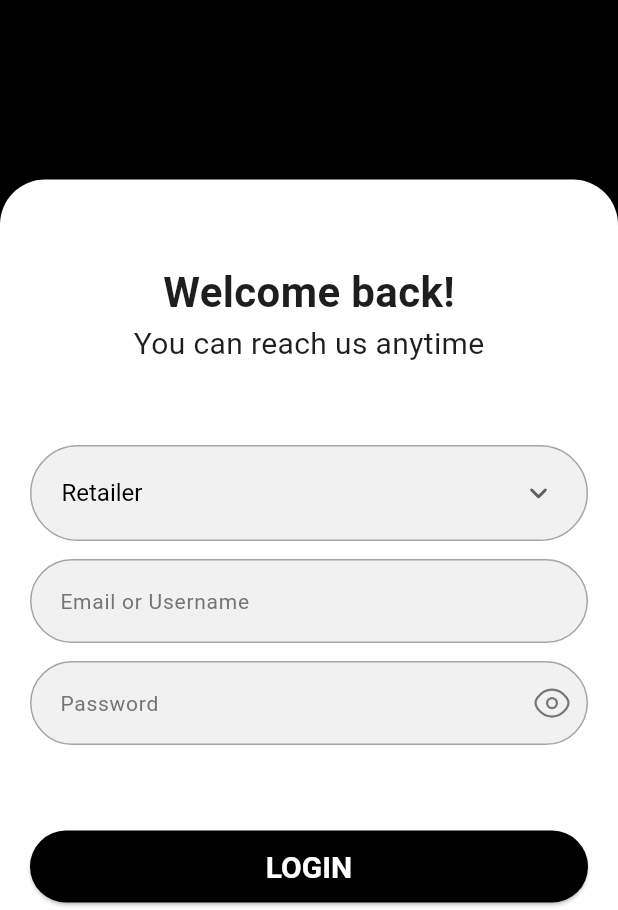
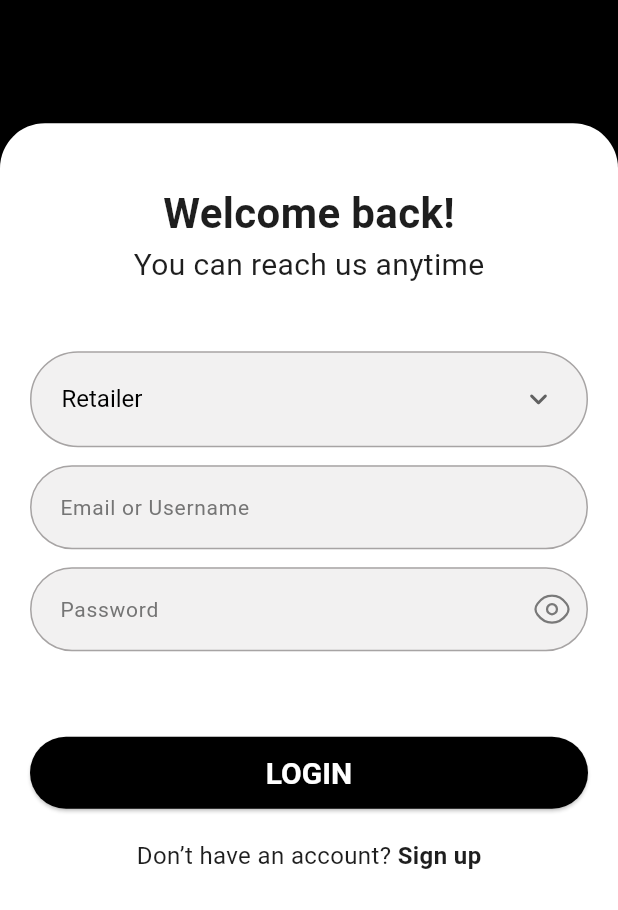
Before and after one commit to jayantaex/Excellis-Travel, a Flutter app: the screen it shows after launch, on a phone screen of 412 x 824 dp, the part 326-1236 px from its top. Run offline on Flutter 3.47's test engine with Material 3 defaults, Android fonts, the phone set to English and light mode, and no system bars; our stand-ins replace bloc, dio, equatable, flutter_bloc, flutter_secure_storage, flutter_svg and 5 more; missing offline and left inert: barcode, razorpay_flutter, ticket_widget.

Commit message:
login in design fix

```diff
--- a/lib/core/network/api_urls.dart
+++ b/lib/core/network/api_urls.dart
@@ -30,6 +30,4 @@ class EndPoints {
   static const wishList = "/wish-list";
   //Profile
   static const userProfile = "/user";
-  //wishlist
-  static const wishList = "/wishlists";
 }
--- a/lib/features/auth/presentation/screens/login_screen.dart
+++ b/lib/features/auth/presentation/screens/login_screen.dart
@@ -1,3 +1,4 @@
+import 'package:excellistravel/core/utils/app_helpers.dart';
 import 'package:flutter/material.dart';
 import 'package:flutter_bloc/flutter_bloc.dart';
 import '../../../../core/constants/app_styles.dart';
@@ -24,7 +25,10 @@ class LoginScreen extends StatelessWidget {
           ),
           Expanded(
             child: Container(
-              margin: const EdgeInsets.only(top: 120),
+              padding: const EdgeInsets.only(top: 40),
+              margin: EdgeInsets.only(
+                  //onkey board
+                  top: AppHelpers.getScreenHeight(context) * 0.1),
               alignment: Alignment.bottomCenter,
               decoration: const BoxDecoration(
                 color: AppColors.white,
--- a/lib/features/auth/presentation/widgets/login_sheet.dart
+++ b/lib/features/auth/presentation/widgets/login_sheet.dart
@@ -41,16 +41,19 @@ class _LoginSheetState extends State<LoginSheet> {
     return SizedBox(
       height: AppHelpers.getScreenHeight(context) * 0.65,
       width: AppHelpers.getScreenWidth(context),
+      child: SingleChildScrollView(
         child: Column(
+          mainAxisAlignment: MainAxisAlignment.start,
+          crossAxisAlignment: CrossAxisAlignment.center,
           children: [
-          const SizedBox(height: 55),
+            // const SizedBox(height: 25),
             const Text('Welcome back!',
                 style: TextStyle(fontSize: 28, fontWeight: FontWeight.bold)),
             const Text(
               'You can reach us anytime',
               style: TextStyle(fontSize: 20, fontWeight: FontWeight.normal),
             ),
-          const SizedBox(height: 53),
+            const SizedBox(height: 43),
             Padding(
               padding: const EdgeInsets.symmetric(horizontal: 20),
               child: UserTypeSelection(
@@ -145,6 +148,7 @@ class _LoginSheetState extends State<LoginSheet> {
             ),
           ],
         ),
+      ),
     );
   }
 }
```
Lines whose indentation alone changed are shown as unchanged.
